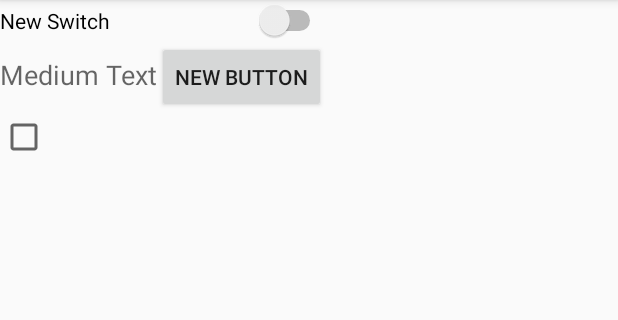
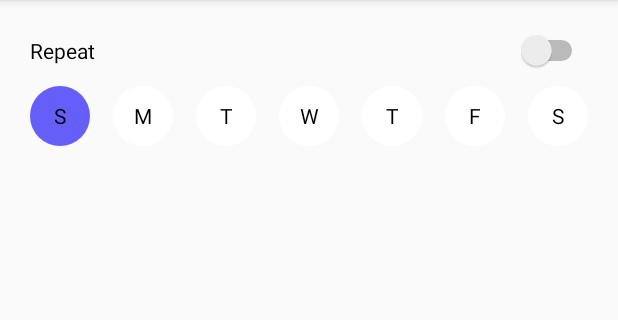
Before and after one commit to SivagurunathanV/AutoSound, an Android app: the AddTriggerActivity screen opened directly, with no data from a screen before it, on a phone screen of 412 x 824 dp, the part 84-404 px from its top. Run offline under Robolectric (Android 15) with nearby library versions, the phone set to English and light mode, and no system bars.

Commit message:
Added new floating button and activity for new trigger addition | Adding custom layout for auto spacing day selection checkboxes

```diff
--- a/app/build.gradle
+++ b/app/build.gradle
@@ -24,4 +24,5 @@ dependencies {
     testCompile 'junit:junit:4.12'
     compile 'com.android.support:appcompat-v7:23.1.1'
     compile 'com.android.support:design:23.1.1'
+    compile 'com.code-troopers.betterpickers:library:3.0.1'
 }
--- a/app/src/main/java/com/betadevels/autosound/MainActivity.java
+++ b/app/src/main/java/com/betadevels/autosound/MainActivity.java
@@ -7,6 +7,7 @@ import android.content.Intent;
 import android.media.AudioManager;
 import android.os.Bundle;
 import android.os.CountDownTimer;
+import android.support.design.widget.FloatingActionButton;
 import android.support.design.widget.Snackbar;
 import android.support.v7.app.AppCompatActivity;
 import android.support.v7.widget.Toolbar;
@@ -15,8 +16,6 @@ import android.view.Menu;
 import android.view.MenuItem;
 import android.view.View;
 import android.widget.Button;
-import android.widget.CompoundButton;
-import android.widget.Switch;
 import android.widget.TextView;
 
 import java.util.Calendar;
@@ -35,11 +34,28 @@ public class MainActivity extends AppCompatActivity
         Toolbar toolbar = (Toolbar) findViewById(R.id.toolbar);
         setSupportActionBar(toolbar);
 
-        audioManager = (AudioManager) getSystemService( Context.AUDIO_SERVICE );
-        alarmManager = (AlarmManager) getSystemService( Context.ALARM_SERVICE );
+        FloatingActionButton fab = (FloatingActionButton) findViewById(R.id.fab);
+        if( fab != null )
+        {
+            fab.setOnClickListener(new View.OnClickListener()
+            {
+                @Override
+                public void onClick(View view)
+                {
+                    Intent launchAddNewTriggerIntent = new Intent( getBaseContext(), AddTriggerActivity.class );
+                    startActivity( launchAddNewTriggerIntent );
+                }
+            });
+        }
+
+        audioManager = (AudioManager) getSystemService(Context.AUDIO_SERVICE);
+        alarmManager = (AlarmManager) getSystemService(Context.ALARM_SERVICE);
         textView = (TextView) findViewById(R.id.textView);
 
         Button setTriggerButton = (Button)findViewById(R.id.set_trigger_btn);
+
+        if( setTriggerButton != null )
+        {
             setTriggerButton.setOnClickListener(new View.OnClickListener()
             {
                 @Override
@@ -72,8 +88,11 @@ public class MainActivity extends AppCompatActivity
                     }.start();
                 }
             });
+        }
 
-        Button updateTriggerButton = (Button) findViewById( R.id.update_trigger_btn );
+        Button updateTriggerButton = (Button)findViewById( R.id.update_trigger_btn );
+        if( updateTriggerButton != null )
+        {
             updateTriggerButton.setOnClickListener(new View.OnClickListener()
             {
                 @Override
@@ -106,8 +125,11 @@ public class MainActivity extends AppCompatActivity
                     }.start();
                 }
             });
+        }
 
         Button cancelTriggerButton = (Button) findViewById( R.id.cancel_trigger_btn );
+        if( cancelTriggerButton != null )
+        {
             cancelTriggerButton.setOnClickListener(new View.OnClickListener()
             {
                 @Override
@@ -136,6 +158,7 @@ public class MainActivity extends AppCompatActivity
                     }.start();
                 }
             });
+        }
 
 
 //        Switch silentSwitch = (Switch) findViewById(R.id.silent_switch);
--- /dev/null
+++ b/app/src/main/java/com/betadevels/autosound/layout/AutoSpaceFlowLayout.java
@@ -0,0 +1,134 @@
+package com.betadevels.autosound.layout;
+
+import android.content.Context;
+import android.util.AttributeSet;
+import android.view.View;
+import android.view.ViewGroup;
+
+import com.betadevels.autosound.BuildConfig;
+
+public class AutoSpaceFlowLayout extends ViewGroup
+{
+    private final static int Y_PADDING = 2;
+    private int maxHeight;
+
+    public AutoSpaceFlowLayout( Context context )
+    {
+        super(context);
+    }
+
+    public AutoSpaceFlowLayout( Context context, AttributeSet attrs )
+    {
+        super(context, attrs);
+    }
+
+    @Override
+    protected void onMeasure(int widthMeasureSpec, int heightMeasureSpec)
+    {
+        if( BuildConfig.DEBUG && MeasureSpec.getMode(widthMeasureSpec) == MeasureSpec.UNSPECIFIED )
+        {
+            throw new AssertionError();
+        }
+
+        final int childCount = getChildCount();
+
+        final int width = MeasureSpec.getSize(widthMeasureSpec) - getPaddingLeft() - getPaddingRight();
+        int height = MeasureSpec.getSize(heightMeasureSpec) - getPaddingTop() - getPaddingBottom();
+
+        int xPosition = getPaddingLeft();
+        int yPosition = getPaddingTop();
+
+        int childWidthMeasureSpec = MeasureSpec.makeMeasureSpec(width, MeasureSpec.AT_MOST);
+        int childHeightMeasureSpec;
+        if(MeasureSpec.getMode(heightMeasureSpec) == MeasureSpec.AT_MOST)
+        {
+            childHeightMeasureSpec = MeasureSpec.makeMeasureSpec(height, MeasureSpec.AT_MOST);
+        }
+        else
+        {
+            childHeightMeasureSpec = MeasureSpec.makeMeasureSpec(0, MeasureSpec.UNSPECIFIED);
+        }
+
+        maxHeight = 0;
+        boolean isXPaddingMeasured = false;
+        int xPadding = 0;
+        for(int i = 0; i < childCount; i++)
+        {
+            final View child = getChildAt(i);
+            if( child.getVisibility() != GONE )
+            {
+                child.measure( childWidthMeasureSpec, childHeightMeasureSpec );
+                final int childWidth = child.getMeasuredWidth();
+                if( !isXPaddingMeasured )
+                {
+                    xPadding = calculateXPadding( childCount, width, childWidth );
+                    isXPaddingMeasured = true;
+                }
+                maxHeight = Math.max( maxHeight, child.getMeasuredHeight() + Y_PADDING );
+
+                //Moving the child to next 'line' if it can't fit in the same 'line'
+                if( xPosition + childWidth > width )
+                {
+                    xPosition = getPaddingLeft();
+                    yPosition += maxHeight;
+                }
+
+                xPosition += childWidth + xPadding;
+            }
+        }
+
+        if( MeasureSpec.getMode(heightMeasureSpec) == MeasureSpec.UNSPECIFIED )
+        {
+            height = yPosition + maxHeight;
+        }
+        else if( MeasureSpec.getMode(heightMeasureSpec) == MeasureSpec.AT_MOST && yPosition + maxHeight < height )
+        {
+            height = yPosition + maxHeight;
+        }
+
+        //Fudge to avoid clipping at the bottom of last row.
+        height += 5;
+        setMeasuredDimension(width, height);
+    }
+
+    @Override
+    protected void onLayout(boolean changed, int left, int top, int right, int bottom) {
+        final int availableWidth = right - left;
+        int xPosition = getPaddingLeft();
+        int yPosition = getPaddingTop();
+
+        int childCount = getChildCount();
+        int xPadding = calculateXPadding( childCount, availableWidth, getChildAt(0).getMeasuredWidth() );
+
+        for(int i = 0; i < childCount; i++)
+        {
+            final View child = getChildAt(i);
+            if(child.getVisibility() != GONE)
+            {
+                final int childWidth = child.getMeasuredWidth();
+                final int childHeight = child.getMeasuredHeight();
+
+                //Moving the child to next row if it can't fit in the same row
+                if( xPosition + childWidth > availableWidth )
+                {
+                    xPosition = getPaddingLeft();
+                    yPosition += maxHeight;
+                }
+
+                child.layout( xPosition, yPosition, xPosition + childWidth, yPosition + childHeight );
+
+                //Setting the xPosition for the next child
+                xPosition += childWidth + xPadding;
+            }
+        }
+    }
+
+    //Calculating the xPadding between the children
+    //NOTE: This method assumes that every children has the same dimension!
+    //      May result in overflow if each child is of different size.
+    private int calculateXPadding( int childCount, int availableWidth, int childWidth )
+    {
+        int maxChildrenPerRow = Math.min( childCount, availableWidth / childWidth );
+        return ( availableWidth - ( maxChildrenPerRow * childWidth ) ) / ( maxChildrenPerRow - 1 );
+    }
+}
--- /dev/null
+++ b/app/src/main/res/drawable/circle_purple_shape.xml
@@ -0,0 +1,6 @@
+<?xml version="1.0" encoding="utf-8"?>
+<shape xmlns:android="http://schemas.android.com/apk/res/android"
+       android:shape="oval">
+    <solid android:color="#655EF9" />
+    <size android:width="40dp" android:height="40dp" />
+</shape>
--- /dev/null
+++ b/app/src/main/res/drawable/circle_white_shape.xml
@@ -0,0 +1,6 @@
+<?xml version="1.0" encoding="utf-8"?>
+<shape xmlns:android="http://schemas.android.com/apk/res/android"
+       android:shape="oval" >
+    <solid android:color="#ffffff" />
+    <size android:width="40dp" android:height="40dp" />
+</shape>
--- /dev/null
+++ b/app/src/main/res/drawable/days_checkbox_bg.xml
@@ -0,0 +1,7 @@
+<?xml version="1.0" encoding="utf-8"?>
+<selector xmlns:android="http://schemas.android.com/apk/res/android">
+    <item android:drawable="@drawable/circle_purple_shape" android:state_checked="true" />
+    <item android:drawable="@drawable/circle_purple_shape" android:state_pressed="true" />
+    <item android:drawable="@drawable/circle_purple_shape" android:state_focused="true" />
+    <item android:drawable="@drawable/circle_white_shape" android:state_checked="false" />
+</selector>
--- a/app/src/main/res/layout/activity_main.xml
+++ b/app/src/main/res/layout/activity_main.xml
@@ -24,4 +24,12 @@
 
     <include layout="@layout/content_main"/>
 
+    <android.support.design.widget.FloatingActionButton
+        android:id="@+id/fab"
+        android:layout_width="wrap_content"
+        android:layout_height="wrap_content"
+        android:layout_gravity="bottom|end"
+        android:layout_margin="@dimen/fab_margin"
+        android:src="@android:drawable/ic_input_add" />
+
 </android.support.design.widget.CoordinatorLayout>
--- a/app/src/main/res/layout/content_add_trigger.xml
+++ b/app/src/main/res/layout/content_add_trigger.xml
@@ -1,5 +1,5 @@
 <?xml version="1.0" encoding="utf-8"?>
-<TableLayout
+<LinearLayout
 xmlns:android="http://schemas.android.com/apk/res/android"
 xmlns:app="http://schemas.android.com/apk/res-auto"
 xmlns:tools="http://schemas.android.com/tools"
@@ -7,53 +7,88 @@ android:layout_width="match_parent"
 android:layout_height="match_parent"
 android:layout_alignParentTop="true"
 android:layout_alignParentStart="true"
+android:padding="20dp"
 app:layout_behavior="@string/appbar_scrolling_view_behavior"
 tools:context="com.betadevels.autosound.AddTriggerActivity"
-tools:showIn="@layout/activity_add_trigger">
+tools:showIn="@layout/activity_add_trigger"
+android:orientation="vertical">
 
-    <TableRow
+
+    <LinearLayout
+        android:orientation="horizontal"
         android:layout_width="match_parent"
-        android:layout_height="match_parent">
+        android:layout_height="wrap_content"
+        android:layout_marginBottom="10dp">
 
         <Switch
-            android:layout_width="wrap_content"
+            android:layout_width="match_parent"
             android:layout_height="wrap_content"
-            android:text="New Switch"
-            android:id="@+id/switch1"
-            android:layout_column="0"
-            android:layout_span="2"/>
-    </TableRow>
+            android:text="@string/repeat_switch_str"
+            android:id="@+id/repeat_switch"/>
 
-    <TableRow
+    </LinearLayout>
+
+    <com.betadevels.autosound.layout.AutoSpaceFlowLayout
         android:layout_width="match_parent"
-        android:layout_height="match_parent">
-
-        <TextView
-            android:layout_width="wrap_content"
-            android:layout_height="wrap_content"
-            android:textAppearance="?android:attr/textAppearanceMedium"
-            android:text="Medium Text"
-            android:id="@+id/textView2"
-            android:layout_column="0"/>
-
-        <Button
-            style="?android:attr/buttonStyleSmall"
-            android:layout_width="wrap_content"
-            android:layout_height="wrap_content"
-            android:text="New Button"
-            android:id="@+id/button"
-            android:layout_column="1"/>
-    </TableRow>
-
-    <TableRow
-        android:layout_width="match_parent"
-        android:layout_height="match_parent">
+        android:layout_height="wrap_content">
 
         <CheckBox
             android:layout_width="wrap_content"
             android:layout_height="wrap_content"
-            android:id="@+id/checkBox"
-            android:layout_column="0"
-            android:checked="false"/>
-    </TableRow>
-</TableLayout>
+            android:background="@drawable/days_checkbox_bg"
+            android:button="@null"
+            android:checked="true"
+            android:gravity="center"
+            android:text="@string/sunday_checkbox_str" />
+
+        <CheckBox
+            android:layout_width="wrap_content"
+            android:layout_height="wrap_content"
+            android:background="@drawable/days_checkbox_bg"
+            android:button="@null"
+            android:gravity="center"
+            android:text="@string/monday_checkbox_str" />
+
+        <CheckBox
+            android:layout_width="wrap_content"
+            android:layout_height="wrap_content"
+            android:background="@drawable/days_checkbox_bg"
+            android:gravity="center"
+            android:button="@null"
+            android:text="@string/tuesday_checkbox_str" />
+
+        <CheckBox
+            android:layout_width="wrap_content"
+            android:layout_height="wrap_content"
+            android:background="@drawable/days_checkbox_bg"
+            android:gravity="center"
+            android:button="@null"
+            android:text="@string/wednesday_checkbox_str" />
+
+        <CheckBox
+            android:layout_width="wrap_content"
+            android:layout_height="wrap_content"
+            android:background="@drawable/days_checkbox_bg"
+            android:gravity="center"
+            android:button="@null"
+            android:text="@string/thursday_checkbox_str" />
+
+        <CheckBox
+            android:layout_width="wrap_content"
+            android:layout_height="wrap_content"
+            android:background="@drawable/days_checkbox_bg"
+            android:gravity="center"
+            android:button="@null"
+            android:text="@string/friday_checkbox_str" />
+
+        <CheckBox
+            android:layout_width="wrap_content"
+            android:layout_height="wrap_content"
+            android:background="@drawable/days_checkbox_bg"
+            android:gravity="center"
+            android:button="@null"
+            android:text="@string/saturday_checkbox_str" />
+
+    </com.betadevels.autosound.layout.AutoSpaceFlowLayout>
+
+</LinearLayout>
--- a/app/src/main/res/values/strings.xml
+++ b/app/src/main/res/values/strings.xml
@@ -6,4 +6,12 @@
     <string name="set_trigger_btn_str">Set Trigger</string>
     <string name="cancel_trigger_btn_str">Cancel Trigger</string>
     <string name="update_trigger_btn_str">Update Trigger</string>
+    <string name="repeat_switch_str">Repeat</string>
+    <string name="sunday_checkbox_str">S</string>
+    <string name="monday_checkbox_str">M</string>
+    <string name="tuesday_checkbox_str">T</string>
+    <string name="wednesday_checkbox_str">W</string>
+    <string name="thursday_checkbox_str">T</string>
+    <string name="friday_checkbox_str">F</string>
+    <string name="saturday_checkbox_str">S</string>
 </resources>
```
Also changed, not shown: 1 other file. Lines whose indentation alone changed are shown as unchanged.
